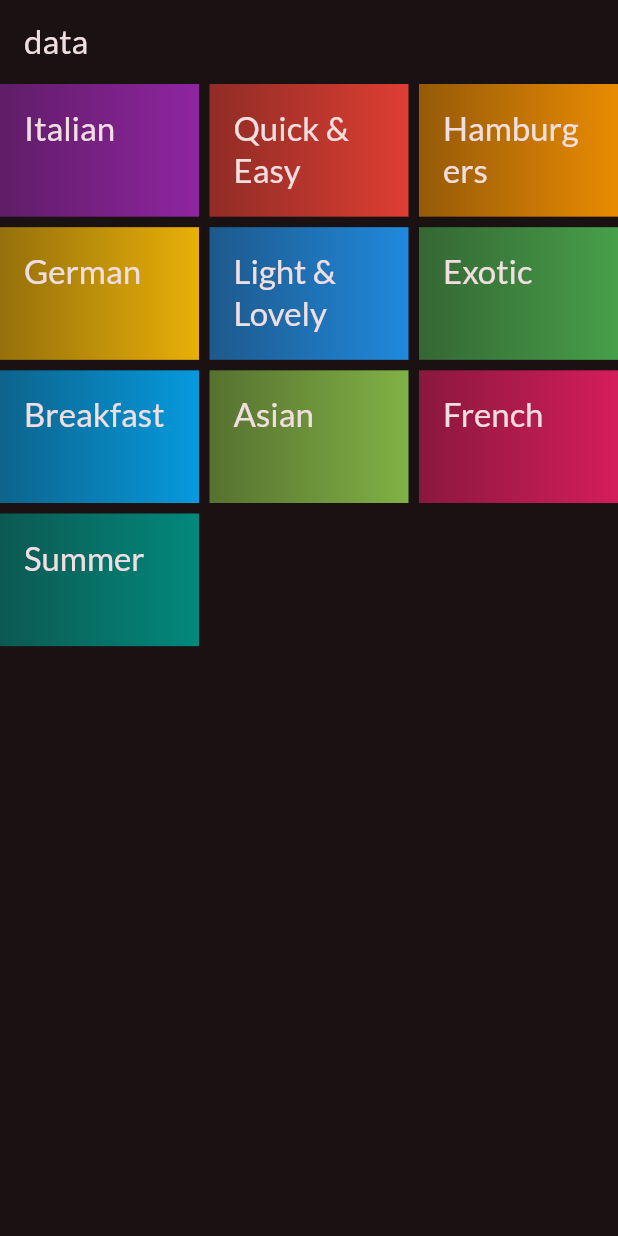
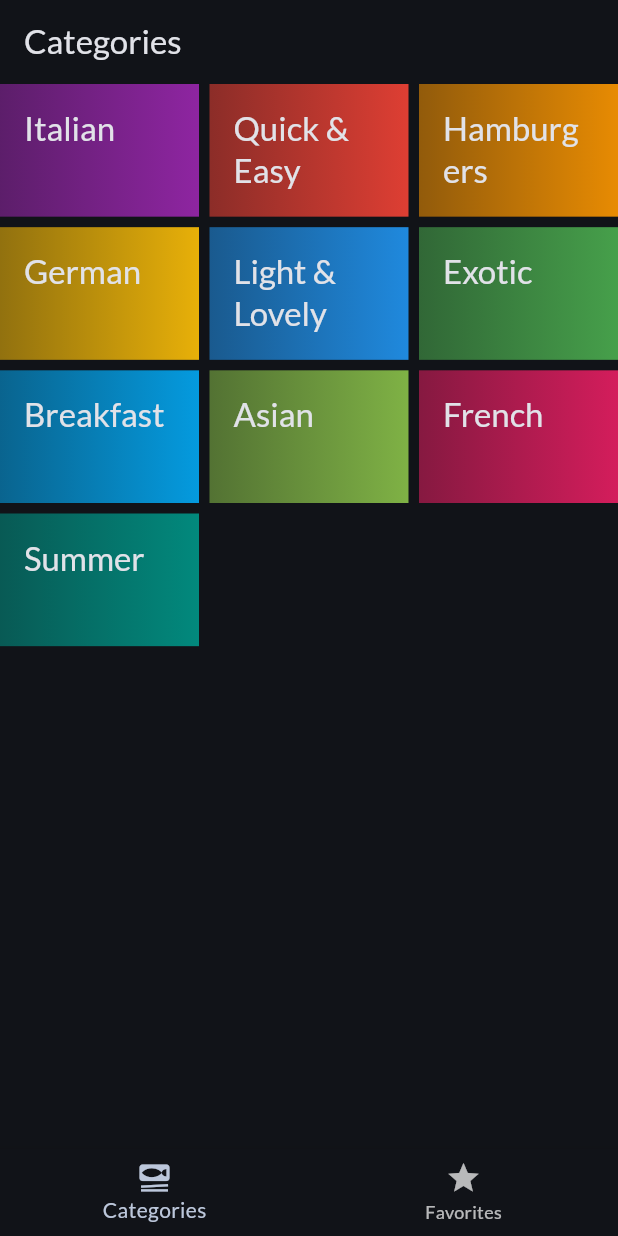
Before and after one commit to AhmedJawad99/Meals-App, a Flutter app: the screen it shows after launch, on a phone screen of 412 x 824 dp. Run offline on Flutter 3.47's test engine with Material 3 defaults, Android fonts, the phone set to English and light mode, and no system bars; our stand-ins replace google_fonts, transparent_image.

Commit message:
favorite function

```diff
--- a/lib/main.dart
+++ b/lib/main.dart
@@ -1,6 +1,6 @@
 import 'package:flutter/material.dart';
 import 'package:google_fonts/google_fonts.dart';
-import 'package:mealapp/screens/categories_screen.dart';
+import 'package:mealapp/screens/tabs_screen.dart';
 
 void main() {
   runApp(const MyApp());
@@ -13,14 +13,15 @@ class MyApp extends StatelessWidget {
   @override
   Widget build(BuildContext context) {
     return MaterialApp(
+        debugShowCheckedModeBanner: false,
         title: 'Flutter Demo',
         theme: ThemeData(
           colorScheme: ColorScheme.fromSeed(
               brightness: Brightness.dark,
-              seedColor: const Color.fromARGB(255, 132, 0, 51)),
+              seedColor: Color.fromARGB(255, 0, 73, 132)),
           useMaterial3: true,
           textTheme: GoogleFonts.latoTextTheme(),
         ),
-        home: CategoriesScreen());
+        home: const TabsScreen());
   }
 }
--- a/lib/screens/categories_screen.dart
+++ b/lib/screens/categories_screen.dart
@@ -1,17 +1,15 @@
 import 'package:flutter/material.dart';
 import 'package:mealapp/data/dummy_data.dart';
+import 'package:mealapp/models/meal.dart';
 import 'package:mealapp/widgets/category_grid_item.dart';
 
 class CategoriesScreen extends StatelessWidget {
-  const CategoriesScreen({super.key});
+  const CategoriesScreen({super.key, required this.onToggleFavorite});
+  final void Function(Meal meal) onToggleFavorite;
 
   @override
   Widget build(BuildContext context) {
-    return Scaffold(
-        appBar: AppBar(
-          title: const Text("data"),
-        ),
-        body: GridView(
+    return GridView(
       gridDelegate: const SliverGridDelegateWithFixedCrossAxisCount(
           crossAxisCount: 3,
           mainAxisSpacing: 7,
@@ -19,8 +17,11 @@ class CategoriesScreen extends StatelessWidget {
           childAspectRatio: 3 / 2),
       children: [
         for (final category in availableCategories)
-              CategoryGridItem(category: category)
+          CategoryGridItem(
+            category: category,
+            onToggleFavorite: onToggleFavorite,
+          )
       ],
-        ));
+    );
   }
 }
--- /dev/null
+++ b/lib/screens/tabs_screen.dart
@@ -0,0 +1,86 @@
+import 'dart:developer';
+
+import 'package:flutter/material.dart';
+import 'package:mealapp/screens/categories_screen.dart';
+import 'package:mealapp/screens/meals_screen.dart';
+
+import '../models/meal.dart';
+
+class TabsScreen extends StatefulWidget {
+  const TabsScreen({super.key});
+
+  @override
+  State<TabsScreen> createState() => _TabsScreenState();
+}
+
+class _TabsScreenState extends State<TabsScreen> {
+  int _selectedPageIndex = 0;
+  final List<Meal> _favoriteMeal = [];
+  void _toggleMealFavoriteStatus(Meal meal) {
+    final isExisiting = _favoriteMeal.contains(meal);
+    log('x');
+
+    if (isExisiting) {
+      setState(() {
+        _favoriteMeal.remove(meal);
+        ScaffoldMessenger.of(context).clearSnackBars();
+        ScaffoldMessenger.of(context).showSnackBar(
+          const SnackBar(
+            content: Text('Removed from favorite list'),
+            duration: Duration(seconds: 2),
+          ),
+        );
+      });
+    } else {
+      setState(() {
+        _favoriteMeal.add(meal);
+        ScaffoldMessenger.of(context)
+            .clearSnackBars(); //to remove the last snckbar
+        ScaffoldMessenger.of(context).showSnackBar(
+          const SnackBar(
+            content: Text('Added to favorite list'),
+            duration: Duration(seconds: 2),
+          ),
+        );
+      });
+    }
+  }
+
+  void _selectPage(int index) {
+    setState(() {
+      _selectedPageIndex = index;
+    });
+  }
+
+  @override
+  Widget build(BuildContext context) {
+    Widget activePage = CategoriesScreen(
+      onToggleFavorite: _toggleMealFavoriteStatus,
+    );
+    var activePageTitle = 'Categories';
+    if (_selectedPageIndex == 1) {
+      setState(() {
+        activePage = MealsScreen(
+          meals: _favoriteMeal,
+          onToggleFavorite: _toggleMealFavoriteStatus,
+        );
+        activePageTitle = 'Favorites';
+      });
+    }
+    return Scaffold(
+      appBar: AppBar(
+        title: Text(activePageTitle),
+      ),
+      body: activePage,
+      bottomNavigationBar: BottomNavigationBar(
+        onTap: _selectPage,
+        currentIndex: _selectedPageIndex,
+        items: const [
+          BottomNavigationBarItem(
+              icon: Icon(Icons.set_meal), label: 'Categories'),
+          BottomNavigationBarItem(icon: Icon(Icons.star), label: 'Favorites')
+        ],
+      ),
+    );
+  }
+}
--- a/lib/widgets/category_grid_item.dart
+++ b/lib/widgets/category_grid_item.dart
@@ -1,11 +1,14 @@
 import 'package:flutter/material.dart';
 import 'package:mealapp/data/dummy_data.dart';
 import 'package:mealapp/models/category.dart';
+import 'package:mealapp/models/meal.dart';
 import 'package:mealapp/screens/meals_screen.dart';
 
 class CategoryGridItem extends StatelessWidget {
-  const CategoryGridItem({super.key, required this.category});
+  const CategoryGridItem(
+      {super.key, required this.category, required this.onToggleFavorite});
   final Category category;
+  final void Function(Meal meal) onToggleFavorite;
   @override
   Widget build(BuildContext context) {
     return InkWell(
@@ -17,6 +20,7 @@ class CategoryGridItem extends StatelessWidget {
             builder: (ctx) => MealsScreen(
                   title: category.title,
                   meals: filteredMeal,
+                  onToggleFavorite: onToggleFavorite,
                 )));
       },
       splashColor: Theme.of(context).primaryColor,
@@ -32,7 +36,7 @@ class CategoryGridItem extends StatelessWidget {
             style: Theme.of(context)
                 .textTheme
                 .titleLarge!
-                .copyWith(color: Theme.of(context).colorScheme.onBackground),
+                .copyWith(color: Theme.of(context).colorScheme.onSurface),
           )),
     );
   }
--- a/pubspec.yaml
+++ b/pubspec.yaml
@@ -36,6 +36,7 @@ dependencies:
   # Use with the CupertinoIcons class for iOS style icons.
   cupertino_icons: ^1.0.6
   google_fonts: ^6.2.1
+  transparent_image: ^2.0.1
 
 dev_dependencies:
   flutter_test:
```
Also changed, not shown: lib/screens/meal_detail_screen.dart (added, +67 -0 lines), lib/screens/meals_screen.dart (+49 -10 lines), lib/widgets/meal_item.dart (added, +134 -0 lines), pubspec.lock. Lines whose indentation alone changed are shown as unchanged.
